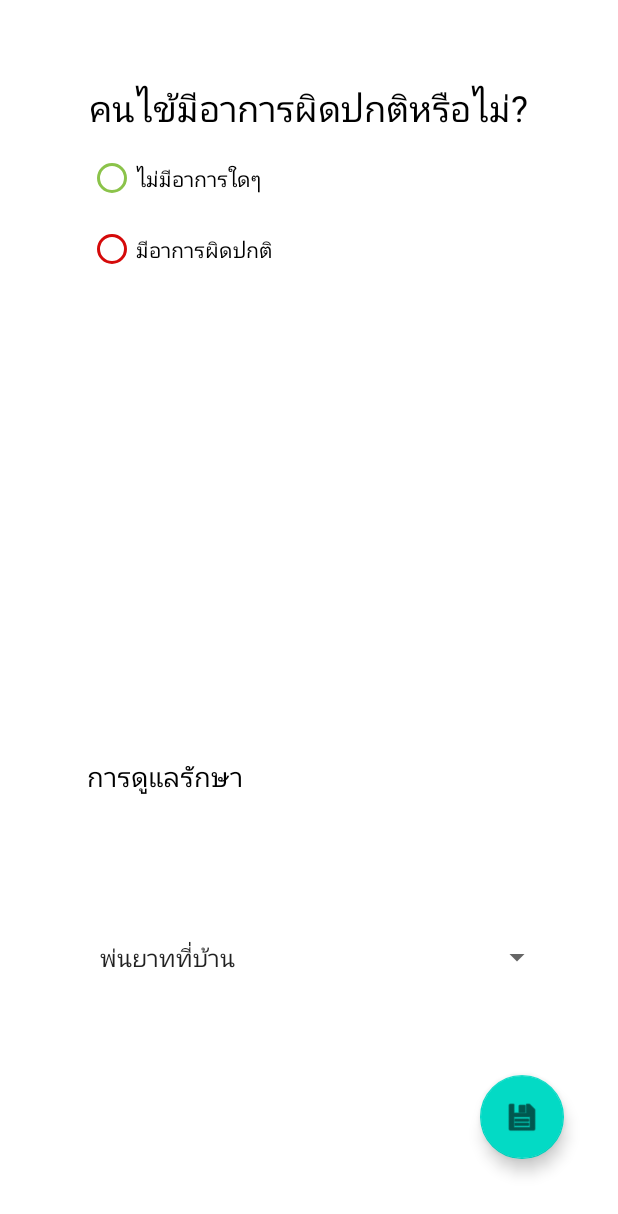
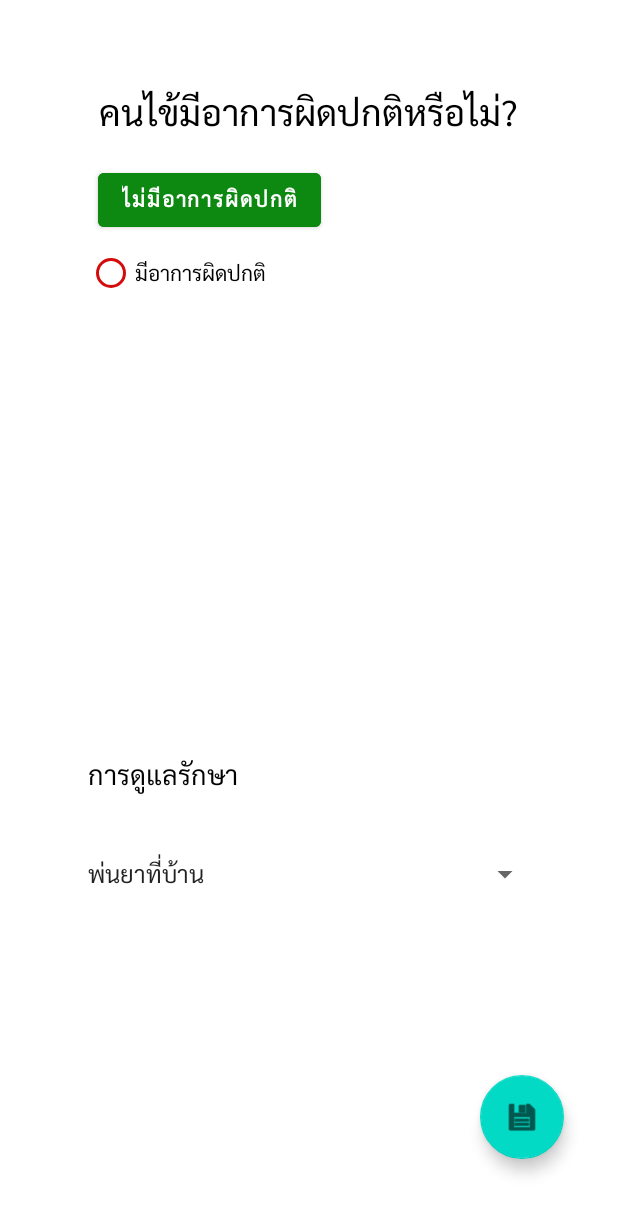
Before and after one commit to supanut-kon/AsthmaPrototype, an Android app: the FlowActivity screen opened directly, with no data from a screen before it, after a tap on an icon or button, on a phone screen of 412 x 824 dp. Shown: the top 1214 px of the screen. Run offline under Robolectric (Android 15) with nearby library versions, the phone set to English and light mode, and no system bars.

Commit message:
24032021-add Sarabun font, add columns to patient table

```diff
--- a/app/src/main/java/cnmi/it/asthmaprototype/Activities/AfterFlow.java
+++ b/app/src/main/java/cnmi/it/asthmaprototype/Activities/AfterFlow.java
@@ -6,7 +6,9 @@ import android.database.sqlite.SQLiteDatabase;
 import android.os.Bundle;
 import android.view.View;
 import android.widget.AdapterView;
+import android.widget.AdapterView.OnItemSelectedListener;
 import android.widget.ArrayAdapter;
+import android.widget.Button;
 import android.widget.CheckBox;
 import android.widget.RadioButton;
 import android.widget.RadioGroup;
@@ -19,6 +21,7 @@ import com.google.android.material.floatingactionbutton.FloatingActionButton;
 
 import java.text.SimpleDateFormat;
 import java.util.ArrayList;
+import java.util.Arrays;
 import java.util.Calendar;
 
 import cnmi.it.asthmaprototype.Database.DatabaseHelper;
@@ -27,8 +30,7 @@ import cnmi.it.asthmaprototype.R;
 
 public class AfterFlow extends AppCompatActivity {
 
-    RadioGroup symptoms;
-    RadioButton abnormal, normal;
+    RadioButton abnormal;
     TextView symptomsheader;
     CheckBox cough, heavybreathing, chestpain, suddenwake, easilytired;
     FloatingActionButton savefab;
@@ -37,6 +39,7 @@ public class AfterFlow extends AppCompatActivity {
     double max;
     String date, selectedspinner;
     double peakflow;
+    Button normal;
 
     final Calendar calendar = Calendar.getInstance();
 
@@ -55,7 +58,7 @@ public class AfterFlow extends AppCompatActivity {
         max = extras.getDouble("max");
         date = extras.getString("datetext");
 
-        symptoms = findViewById(R.id.symptomchoice);
+
         symptomsheader = findViewById(R.id.symptomsheader);
         cough = findViewById(R.id.cough);
         heavybreathing = findViewById(R.id.heavybreathing);
@@ -64,8 +67,8 @@ public class AfterFlow extends AppCompatActivity {
         easilytired = findViewById(R.id.easilytired);
         savefab = findViewById(R.id.savestfab);
         abnormal = findViewById(R.id.AbnormalRadioButton);
-        normal = findViewById(R.id.NormalRadioButton);
         carespinner = findViewById(R.id.carespinner);
+        normal = findViewById(R.id.normalbtn);
 
         symptomsArray = new ArrayList<>();
 
@@ -76,16 +79,23 @@ public class AfterFlow extends AppCompatActivity {
         suddenwake.setVisibility(View.GONE);
         easilytired.setVisibility(View.GONE);
 
+
+
         ArrayAdapter<CharSequence> adapter = ArrayAdapter.createFromResource(this, R.array.caremethods, android.R.layout.simple_spinner_item);
         adapter.setDropDownViewResource(android.R.layout.simple_spinner_dropdown_item);
         carespinner.setAdapter(adapter);
-        carespinner.setOnItemClickListener((parent, view, position, id) -> selectedspinner = parent.getItemAtPosition(position).toString());
+        carespinner.setOnItemSelectedListener(new OnItemSelectedListener() {
+            @Override
+            public void onItemSelected(AdapterView<?> parent, View view, int position, long id) {
+                selectedspinner = parent.getItemAtPosition(position).toString();
+            }
 
+            @Override
+            public void onNothingSelected(AdapterView<?> parent) {
 
+            }
+        });
 
-//        if(selectedchoice == R.id.AbnormalRadioButton){
-//
-//        }
         abnormal.setOnClickListener(v -> {
             symptomsheader.setVisibility(View.VISIBLE);
             cough.setVisibility(View.VISIBLE);
@@ -110,8 +120,8 @@ public class AfterFlow extends AppCompatActivity {
                 symptomsArray.add(easilytired.getText().toString());
             }
 
-
             savefab.setOnClickListener(vi -> {
+                String symptomsArrayListString = Arrays.toString(symptomsArray.toArray()).replaceAll("[\\[\\]]","");
                 String timetext = new SimpleDateFormat("HH:mm:ss").format(calendar.getTime());
                 DatabaseHelper dbHelper2 = new DatabaseHelper(this);
                 SQLiteDatabase db2 = dbHelper2.getWritableDatabase();
@@ -125,7 +135,7 @@ public class AfterFlow extends AppCompatActivity {
                 values.put(FlowColumn.FlowEntry.COLUMN_DATE, date);
                 values.put(FlowColumn.FlowEntry.COLUMN_TIME, timetext);
                 values.put(FlowColumn.FlowEntry.COLUMN_HAVE_SYMPTOM, abnormal.getText().toString());
-                values.put(FlowColumn.FlowEntry.COLUMN_SYMPTOMS, String.valueOf(symptomsArray));
+                values.put(FlowColumn.FlowEntry.COLUMN_SYMPTOMS, symptomsArrayListString);
                 values.put(FlowColumn.FlowEntry.COLUMN_CAREMETHOD, selectedspinner);
 
                 db2.insert(FlowColumn.FlowEntry.TABLE_NAME, null, values);
@@ -136,7 +146,7 @@ public class AfterFlow extends AppCompatActivity {
             });
         });
 
-        normal.setOnClickListener(v -> savefab.setOnClickListener(vi -> {
+        normal.setOnClickListener(v -> {
 
             String timetext = new SimpleDateFormat("HH:mm:ss").format(calendar.getTime());
             DatabaseHelper dbHelper2 = new DatabaseHelper(this);
@@ -158,11 +168,7 @@ public class AfterFlow extends AppCompatActivity {
             finish();
             Intent toGreen = new Intent(AfterFlow.this, GreenWarning.class);
             startActivity(toGreen);
-        }));
-
-
-//            selectedchoice = symptoms.getCheckedRadioButtonId();
-
+        });
 
     }
 }
--- a/app/src/main/java/cnmi/it/asthmaprototype/Activities/FlowActivity.java
+++ b/app/src/main/java/cnmi/it/asthmaprototype/Activities/FlowActivity.java
@@ -211,7 +211,6 @@ public class FlowActivity extends AppCompatActivity {
                 finish();
                 Intent toAfter = new Intent(FlowActivity.this, AfterFlow.class);
                 String datetext = date.getText().toString();
-
                 toAfter.putExtra("pfvalue", pfvalue);
                 toAfter.putExtra("max", max);
                 toAfter.putExtra("yellow", yellowvalue);
--- a/app/src/main/java/cnmi/it/asthmaprototype/Database/DatabaseAccess.java
+++ b/app/src/main/java/cnmi/it/asthmaprototype/Database/DatabaseAccess.java
@@ -17,8 +17,6 @@ public class DatabaseAccess {
     private PatientModel patientModel;
     private FlowModel flows;
     private ArrayList<FlowModel> flowsArraylist;
-//    private SummaryModel sumModel;
-//    private ArrayList<MedModel> medModelArrayList;
 
 
     private DatabaseAccess(Context context) {
--- a/app/src/main/java/cnmi/it/asthmaprototype/Database/DatabaseHelper.java
+++ b/app/src/main/java/cnmi/it/asthmaprototype/Database/DatabaseHelper.java
@@ -16,6 +16,8 @@ public class  DatabaseHelper extends SQLiteOpenHelper {
             "CREATE TABLE " + PatientColumn.PatientEntry.TABLE_NAME + " (" +
                     PatientColumn.PatientEntry._ID + " INTEGER PRIMARY KEY," +
                     PatientColumn.PatientEntry.COLUMN_AGE + " INTEGER," +
+                    PatientColumn.PatientEntry.COLUMN_HN + " TEXT," +
+                    PatientColumn.PatientEntry.COLUMN_NAME + " TEXT," +
                     PatientColumn.PatientEntry.COLUMN_HEIGHT + " INTEGER," +
                     PatientColumn.PatientEntry.COLUMN_WEIGHT + " TEXT, " +
                     PatientColumn.PatientEntry.COLUMN_CONGENITAL+" TEXT, " +
--- a/app/src/main/java/cnmi/it/asthmaprototype/Models/PatientColumn.java
+++ b/app/src/main/java/cnmi/it/asthmaprototype/Models/PatientColumn.java
@@ -9,6 +9,8 @@ public final class PatientColumn {
 
     public static class PatientEntry implements BaseColumns {
         public static final String TABLE_NAME = "asthma_patient";
+        public static final String COLUMN_HN = "hn";
+        public static final String COLUMN_NAME = "name";
         public static final String COLUMN_AGE = "age";
         public static final String COLUMN_HEIGHT = "height";
         public static final String COLUMN_GENDER = "gender";
--- a/app/src/main/res/layout/activity_after_flow.xml
+++ b/app/src/main/res/layout/activity_after_flow.xml
@@ -21,31 +21,16 @@
         app:layout_constraintTop_toTopOf="parent"
         app:layout_constraintVertical_bias="0.068" />
 
-    <RadioGroup
-        android:id="@+id/symptomchoice"
-        android:layout_width="138dp"
-        android:layout_height="95dp"
-        app:layout_constraintBottom_toBottomOf="parent"
+    <RadioButton
+        android:id="@+id/AbnormalRadioButton"
+        android:layout_width="139dp"
+        android:layout_height="50dp"
+        android:buttonTint="#D50A0A"
+        android:text="มีอาการผิดปกติ"
         app:layout_constraintEnd_toEndOf="parent"
         app:layout_constraintHorizontal_bias="0.213"
         app:layout_constraintStart_toStartOf="parent"
-        app:layout_constraintTop_toBottomOf="@+id/textView6"
-        app:layout_constraintVertical_bias="0.00999999">
-
-        <RadioButton
-            android:id="@+id/NormalRadioButton"
-            android:layout_width="match_parent"
-            android:layout_height="wrap_content"
-            android:buttonTint="#8BC34A"
-            android:text="ไม่มีอาการใดๆ" />
-
-        <RadioButton
-            android:id="@+id/AbnormalRadioButton"
-            android:layout_width="match_parent"
-            android:layout_height="wrap_content"
-            android:buttonTint="#D50A0A"
-            android:text="มีอาการผิดปกติ" />
-    </RadioGroup>
+        app:layout_constraintTop_toBottomOf="@+id/normalbtn" />
 
     <TextView
         android:id="@+id/symptomsheader"
@@ -58,7 +43,13 @@
         app:layout_constraintEnd_toEndOf="parent"
         app:layout_constraintHorizontal_bias="0.204"
         app:layout_constraintStart_toStartOf="parent"
-        app:layout_constraintTop_toBottomOf="@+id/symptomchoice" />
+        app:layout_constraintTop_toBottomOf="@+id/AbnormalRadioButton" />
+
+    <View
+        android:id="@+id/checkboxViewGroup"
+        android:layout_width="wrap_content"
+        android:layout_height="wrap_content">
+    </View>
 
     <CheckBox
         android:id="@+id/cough"
@@ -77,11 +68,10 @@
         android:id="@+id/heavybreathing"
         android:layout_width="wrap_content"
         android:layout_height="wrap_content"
-        android:layout_marginStart="16dp"
         android:layout_marginTop="56dp"
         android:text="หายใจเสียงวี๊ด"
         app:layout_constraintEnd_toEndOf="parent"
-        app:layout_constraintHorizontal_bias="0.151"
+        app:layout_constraintHorizontal_bias="0.193"
         app:layout_constraintStart_toStartOf="parent"
         app:layout_constraintTop_toBottomOf="@+id/symptomsheader" />
 
@@ -101,7 +91,7 @@
         android:layout_height="wrap_content"
         android:text="ตื่นกลางคืนเพราะไอหรือเหนื่อย"
         app:layout_constraintEnd_toEndOf="parent"
-        app:layout_constraintHorizontal_bias="0.294"
+        app:layout_constraintHorizontal_bias="0.287"
         app:layout_constraintStart_toStartOf="parent"
         app:layout_constraintTop_toBottomOf="@+id/chestpain" />
 
@@ -111,7 +101,7 @@
         android:layout_height="wrap_content"
         android:text="ออกกำลังกายแล้วเหนื่อยกว่าปกติ"
         app:layout_constraintEnd_toEndOf="parent"
-        app:layout_constraintHorizontal_bias="0.313"
+        app:layout_constraintHorizontal_bias="0.302"
         app:layout_constraintStart_toStartOf="parent"
         app:layout_constraintTop_toBottomOf="@+id/suddenwake" />
 
@@ -135,25 +125,35 @@
         android:layout_height="46dp"
         app:layout_constraintBottom_toTopOf="@+id/savestfab"
         app:layout_constraintEnd_toEndOf="parent"
-        app:layout_constraintHorizontal_bias="0.574"
+        app:layout_constraintHorizontal_bias="0.495"
         app:layout_constraintStart_toStartOf="parent"
-        app:layout_constraintTop_toTopOf="parent"
-        app:layout_constraintVertical_bias="0.917"
-        />
+        app:layout_constraintTop_toBottomOf="@+id/textView27"
+        app:layout_constraintVertical_bias="0.196" />
 
     <TextView
         android:id="@+id/textView27"
         android:layout_width="wrap_content"
         android:layout_height="wrap_content"
-        android:layout_marginTop="504dp"
+        android:layout_marginTop="500dp"
         android:text="การดูแลรักษา"
         android:textColor="@color/black"
         android:textSize="18sp"
-        app:layout_constraintBottom_toTopOf="@+id/carespinner"
         app:layout_constraintEnd_toEndOf="parent"
         app:layout_constraintHorizontal_bias="0.188"
         app:layout_constraintStart_toStartOf="parent"
-        app:layout_constraintTop_toTopOf="parent"
-        app:layout_constraintVertical_bias="0.0" />
+        app:layout_constraintTop_toTopOf="parent" />
+
+    <Button
+        android:id="@+id/normalbtn"
+        android:layout_width="wrap_content"
+        android:layout_height="wrap_content"
+        android:layout_marginTop="12dp"
+        android:backgroundTint="#0D8811"
+        android:text="ไม่มีอาการผิดปกติ"
+        android:textStyle="bold"
+        app:layout_constraintEnd_toEndOf="parent"
+        app:layout_constraintHorizontal_bias="0.248"
+        app:layout_constraintStart_toStartOf="parent"
+        app:layout_constraintTop_toBottomOf="@+id/textView6" />
 
 </androidx.constraintlayout.widget.ConstraintLayout>
--- a/app/src/main/res/values/carespinner_string.xml
+++ b/app/src/main/res/values/carespinner_string.xml
@@ -1,7 +1,7 @@
 <?xml version="1.0" encoding="utf-8"?>
 <resources>
     <string-array name="caremethods" >
-        <item>พ่นยาทที่บ้าน</item>
+        <item>พ่นยาที่บ้าน</item>
         <item>พ่นยาที่ ร.พ.</item>
         <item>นอน ร.พ.</item>
         <item>ขาดเรียน</item>
--- a/app/src/main/res/values/themes.xml
+++ b/app/src/main/res/values/themes.xml
@@ -14,6 +14,15 @@
         <!-- Customize your theme here. -->
         <item name="windowActionBar">false</item>
         <item name="windowNoTitle">true</item>
+        <item name="fontFamily">@font/sarabunregular</item>
+    </style>
+
+    <style name="textviewcustomfont" parent="android:Widget.TextView">
+        <item name="android:fontFamily">@font/sarabunregular</item>
+    </style>
+
+    <style name="buttoncustomtext" parent="android:Widget.Holo.Button">
+        <item name="android:fontFamily">@font/sarabunregular</item>
     </style>
 
     <style name="Theme.AsthmaPrototype.NoActionBar">
```
Also changed, not shown: app/src/main/java/cnmi/it/asthmaprototype/Models/PatientModel.java (+21 -1 lines), app/src/main/res/font/custom_font.xml (added, +11 -0 lines), app/src/main/res/layout/activity_patient_config.xml (+8 -36 lines), app/src/main/res/layout/activity_profile.xml (+17 -17 lines), app/src/main/res/font/sarabunregular.ttf (added), app/src/main/res/font/thaisanslite_r1.ttf (added).
